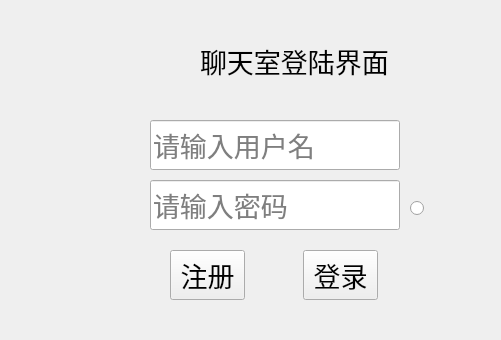
Qt form login.ui (answer-001/chatRoom) before a commit.
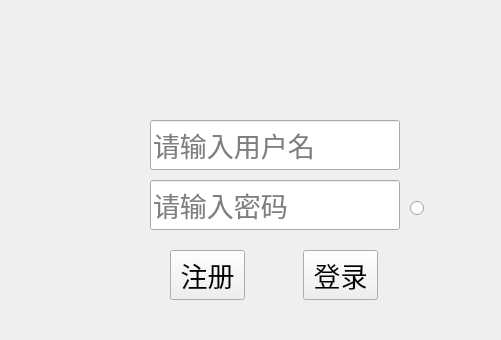
The same form after that commit. Icons and pictures are not drawn. Custom widgets are drawn as their Qt base class.

Commit message: 用户列表和用户聊天室

The edit to the form file:
```diff
--- a/login.ui
+++ b/login.ui
@@ -19,7 +19,13 @@
   <property name="windowTitle">
    <string>MainWindow</string>
   </property>
-  <widget class="QWidget" name="centralwidget">
+  <property name="styleSheet">
+   <string notr="true"/>
+  </property>
+  <widget class="rollpix" name="centralwidget">
+   <property name="styleSheet">
+    <string notr="true"/>
+   </property>
    <widget class="QPushButton" name="login">
     <property name="geometry">
      <rect>
@@ -75,24 +81,6 @@
      <string/>
     </property>
    </widget>
-   <widget class="QLabel" name="label">
-    <property name="geometry">
-     <rect>
-      <x>200</x>
-      <y>40</y>
-      <width>201</width>
-      <height>41</height>
-     </rect>
-    </property>
-    <property name="font">
-     <font>
-      <family>华文楷体</family>
-     </font>
-    </property>
-    <property name="text">
-     <string>聊天室登陆界面</string>
-    </property>
-   </widget>
    <widget class="QPushButton" name="regis">
     <property name="geometry">
      <rect>
@@ -129,8 +117,38 @@
      <string/>
     </property>
    </widget>
+   <widget class="rollitem" name="widget" native="true">
+    <property name="geometry">
+     <rect>
+      <x>150</x>
+      <y>20</y>
+      <width>321</width>
+      <height>80</height>
+     </rect>
+    </property>
+    <property name="font">
+     <font>
+      <family>华文宋体</family>
+      <pointsize>20</pointsize>
+     </font>
+    </property>
+   </widget>
   </widget>
  </widget>
+ <customwidgets>
+  <customwidget>
+   <class>rollitem</class>
+   <extends>QWidget</extends>
+   <header>rollitem.h</header>
+   <container>1</container>
+  </customwidget>
+  <customwidget>
+   <class>rollpix</class>
+   <extends>QWidget</extends>
+   <header location="global">rollpix.h</header>
+   <container>1</container>
+  </customwidget>
+ </customwidgets>
  <resources/>
  <connections/>
 </ui>
```
Left out of the diff: 26 changed lines with no effect on the pictures. The commit also changes 21 other files.
